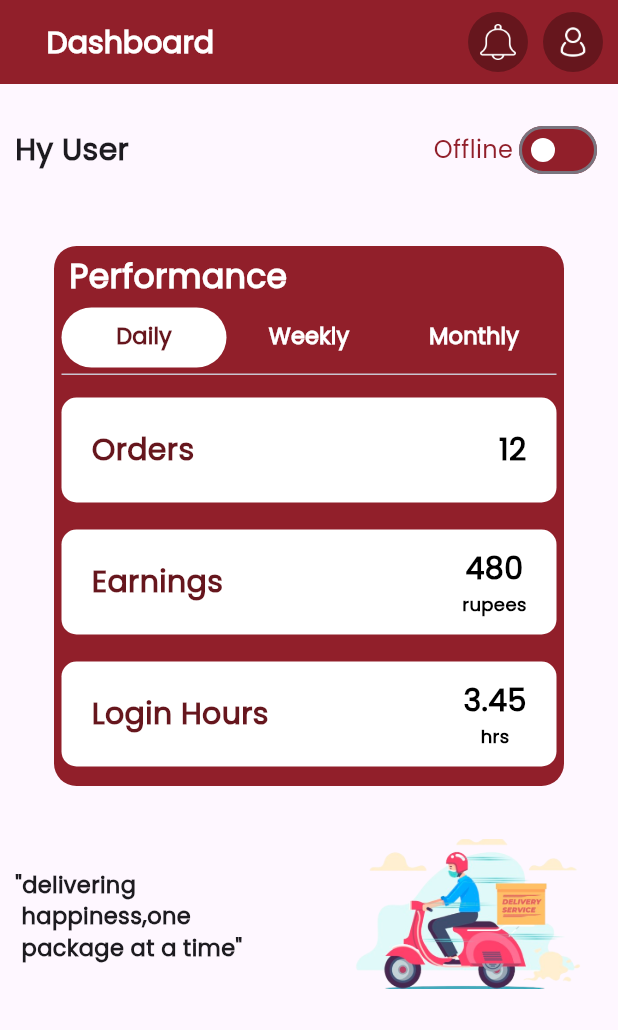
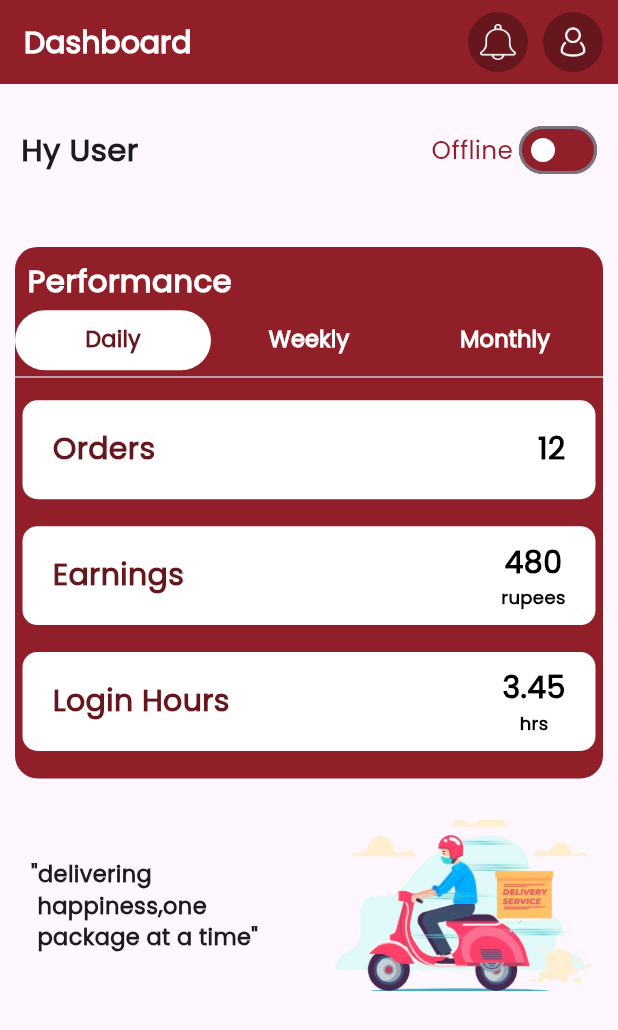
Before and after one commit to shahir-p/Al_Ridha, a Flutter app: the DlHome screen opened directly, on a phone screen of 412 x 824 dp. Shown: the top 1030 px of the screen. Run offline on Flutter 3.47's test engine with Material 3 defaults, Android fonts, the phone set to English and light mode, and no system bars; our stand-ins replace curved_labeled_navigation_bar, flutter_image_slideshow, lottie; missing offline and left inert: dart:ffi.

Commit message:
medai query edited

```diff
--- a/lib/deliveryboy_app/Home.dart
+++ b/lib/deliveryboy_app/Home.dart
@@ -15,20 +15,19 @@ class _DashBoardState extends State<DlHome> {
 
   @override
   Widget build(BuildContext context) {
+    final Height= MediaQuery.of(context).size.height;
+    final Width= MediaQuery.of(context).size.width;
     return Scaffold(
       appBar: AppBar(
         backgroundColor: Color(0xff911f2a),
         automaticallyImplyLeading: false,
-        title: Padding(
-          padding: const EdgeInsets.only(left: 15),
-          child: Text(
+        title: Text(
           'Dashboard',
           style: TextStyle(
             fontFamily: 'poppins',
             fontSize: 20,
             fontWeight: FontWeight.bold,
             color: Colors.white,
-            ),
           ),
         ),
         actions: [
@@ -77,8 +76,8 @@ class _DashBoardState extends State<DlHome> {
         ],
       ),
       body: Container(
-        height: double.infinity,
-        width: double.infinity,
+        height:Height,
+        width: Width,
         child: ListView(
           children:[ Column(
             children: [
@@ -86,11 +85,11 @@ class _DashBoardState extends State<DlHome> {
                 padding: const EdgeInsets.symmetric(horizontal: 10, vertical: 20),
                 child: Row(
                   children: [
+                    SizedBox(width: Width*0.01,),
                     Text(
                       'Hy User',
                       style: TextStyle(
-                        fontSize: 20,
-                        fontFamily: 'poppins',
+                        fontSize: Height*0.025,
                         fontWeight: FontWeight.bold,
                       ),
                     ),
@@ -99,7 +98,7 @@ class _DashBoardState extends State<DlHome> {
                       isToggleOn ? 'Online' : 'Offline',
                       style: TextStyle(
                         fontFamily: 'poppins',
-                        fontSize: 16,
+                        fontSize: Height*0.02,
                         color: isToggleOn ? Color(0xff388e3c) : Color(0xff911f2a),
                       ),
                     ),
@@ -118,39 +117,30 @@ class _DashBoardState extends State<DlHome> {
                 ),
               ),
               SizedBox(
-                height: 20,
+                height: Height*0.025,
               ),
               Container(
-                height: 360,
-                width: 340,
-                decoration: BoxDecoration(
-                    color: Color(0xff911f2a),
-                    borderRadius: BorderRadius.circular(15)),
                 child: Performance(),
               ),
-              Padding(
-                padding: const EdgeInsets.symmetric(vertical: 25, horizontal: 10),
-                child: Row(
-                  crossAxisAlignment: CrossAxisAlignment.start,
-                  mainAxisAlignment: MainAxisAlignment.spaceBetween,
+              SizedBox(height: Height*0.03,),
+              Row(
+
                 children: [
-                    Padding(
-                      padding: const EdgeInsets.only(top: 30),
-                      child: Text(
+                  SizedBox(width: Width*0.05,),
+                  Text(
                     '"delivering \n happiness,one\n package at a time"',
                     style: TextStyle(
                         fontFamily: 'poppins',
                         fontSize: 15,
                         fontWeight: FontWeight.w600),
                   ),
-                    ),
+                  Spacer(),
                   Container(
-                      width: 180,
+                    width: Width*0.5,
                     height: 120,
                     child: Image.asset('assets/delivryboy/images/bghomepage.png'),
                   )
                 ],
-                ),
               ),
             ],
           ),]
--- a/lib/deliveryboy_app/Performance.dart
+++ b/lib/deliveryboy_app/Performance.dart
@@ -11,28 +11,34 @@ class Performance extends StatefulWidget {
 class _PerformanceState extends State<Performance> {
   @override
   Widget build(BuildContext context) {
+    final Height= MediaQuery.of(context).size.height;
+    final Width= MediaQuery.of(context).size.width;
     return Container(
+      height: Height*0.43,
+      width: Width-20,
+      decoration: BoxDecoration(
+          color: Color(0xff911f2a),
+          borderRadius: BorderRadius.circular(15)),
       child: Column(
         children: [
-          Padding(
-            padding: const EdgeInsets.only(left: 10, top: 5),
-            child: Row(
+          SizedBox(height: Height*0.01,),
+          Row(
             crossAxisAlignment: CrossAxisAlignment.start,
             children: [
+              SizedBox(width: Width*0.02,),
               Text(
                 'Performance',
                 style: TextStyle(
-                    fontFamily: 'poppins',
-                    fontSize: 22,
+                  fontSize: Height*0.025,
                   color: Colors.white,
                   fontWeight: FontWeight.bold,
                 ),
               ),
             ],
           ),
-          ),
           Expanded(
             child: Container(
+              height: Height*0.3,
               // color: Colors.blueAccent,
               child: MyTabBar(),
             ),
@@ -48,6 +54,8 @@ class _PerformanceState extends State<Performance> {
 class MyTabBar extends StatelessWidget {
   @override
   Widget build(BuildContext context) {
+    final Height= MediaQuery.of(context).size.height;
+    final Width= MediaQuery.of(context).size.width;
     return DefaultTabController(
       length: 3, // specify the number of tabs
       child: Column(
@@ -55,8 +63,6 @@ class MyTabBar extends StatelessWidget {
           Container(
             constraints: BoxConstraints.expand(
                 height: 50), // adjust the height as needed
-            child: Padding(
-              padding: const EdgeInsets.symmetric(horizontal: 5),
             child: TabBar(
               tabs: [
                 Tab(
@@ -82,7 +88,6 @@ class MyTabBar extends StatelessWidget {
               indicatorColor: Colors.white, // customize the indicator color
             ),
           ),
-          ),
           Expanded(
             child: Container(
               // This is where you can place the content corresponding to each tab
@@ -93,6 +98,7 @@ class MyTabBar extends StatelessWidget {
                     padding: const EdgeInsets.symmetric(vertical: 10),
                     child: ListView(children: [
                       Column(
+
                         children: [
                           Padding(
                             padding: EdgeInsets.symmetric(
@@ -101,7 +107,7 @@ class MyTabBar extends StatelessWidget {
                               decoration: BoxDecoration(
                                   color: Colors.white,
                                   borderRadius: BorderRadius.circular(10)),
-                              height: 70,
+                              height: Height*0.08,
                               // width: double.infinity,
                               child: Padding(
                                 padding:
@@ -143,7 +149,7 @@ class MyTabBar extends StatelessWidget {
                               decoration: BoxDecoration(
                                   color: Colors.white,
                                   borderRadius: BorderRadius.circular(10)),
-                              height: 70,
+                              height: Height*0.08,
                               child: Padding(
                                 padding:
                                     const EdgeInsets.symmetric(horizontal: 20),
@@ -198,7 +204,7 @@ class MyTabBar extends StatelessWidget {
                               decoration: BoxDecoration(
                                   color: Colors.white,
                                   borderRadius: BorderRadius.circular(10)),
-                              height: 70,
+                              height: Height*0.08,
                               child: Padding(
                                 padding:
                                     const EdgeInsets.symmetric(horizontal: 20),
--- a/lib/user/accounts/cart.dart
+++ b/lib/user/accounts/cart.dart
@@ -1,6 +1,5 @@
 import 'package:alridafrieds/user/accounts/Payment.dart';
 import 'package:alridafrieds/user/menu/menu.dart';
-import 'package:alridafrieds/user/menu/FriedChicken.dart';
 import 'package:flutter/material.dart';
 
 class AccountCart extends StatefulWidget {
@@ -80,7 +79,7 @@ class _AccountCartState extends State<AccountCart> {
                           onPressed: () {
                             Navigator.push(
                               context,
-                              MaterialPageRoute(builder: (context) => Menu()),
+                              MaterialPageRoute(builder: (context) => AlRidaMenu()),
                             );
                           },
                           child: Text(
--- a/lib/user/auth/LoginSignup.dart
+++ b/lib/user/auth/LoginSignup.dart
@@ -129,10 +129,6 @@ class SignUporIn extends StatelessWidget {
               ListTile(
                 title: Text('Customer '),
                 onTap: () {
-                  Navigator.push(
-                    context,
-                    MaterialPageRoute(builder: (context) => SignUporIn()),
-                  );
                   // Handle Customer option click
                   Navigator.pop(context);
                 },
--- a/lib/user/main/bottom navigation.dart
+++ b/lib/user/main/bottom navigation.dart
@@ -11,7 +11,7 @@ class HomeScreen extends StatefulWidget {
 
 class _HomeScreenState extends State<HomeScreen> {
   int _SelectedCurrentIndex = 0;
-  final _pages = [HomeContent(), Menu(), Accounts()];
+  final _pages = [HomeContent(), AlRidaMenu(), Accounts()];
 
   @override
   Widget build(BuildContext context) {
--- a/lib/user/menu/menu.dart
+++ b/lib/user/menu/menu.dart
@@ -8,8 +8,8 @@ import 'package:alridafrieds/user/menu/FriedChicken.dart';
 
 import 'package:flutter/material.dart';
 
-class Menu extends StatelessWidget {
-  Menu({super.key});
+class AlRidaMenu extends StatelessWidget {
+  AlRidaMenu({super.key});
 
   List<Tab> tabs = [
     Tab(child: Text("Special Offer")),
```
Also changed, not shown: lib/deliveryboy_app/Delivered.dart (+13 -14 lines), lib/deliveryboy_app/Dl notification.dart (+28 -59 lines), lib/deliveryboy_app/Order.dart (+103 -115 lines), lib/deliveryboy_app/Progress.dart (+5 -9 lines), lib/deliveryboy_app/Wallet.dart (+29 -23 lines), lib/user/accounts/Search.dart (+6 -9 lines), lib/user/main/homepage.dart (+27 -28 lines). Lines whose indentation alone changed are shown as unchanged.
